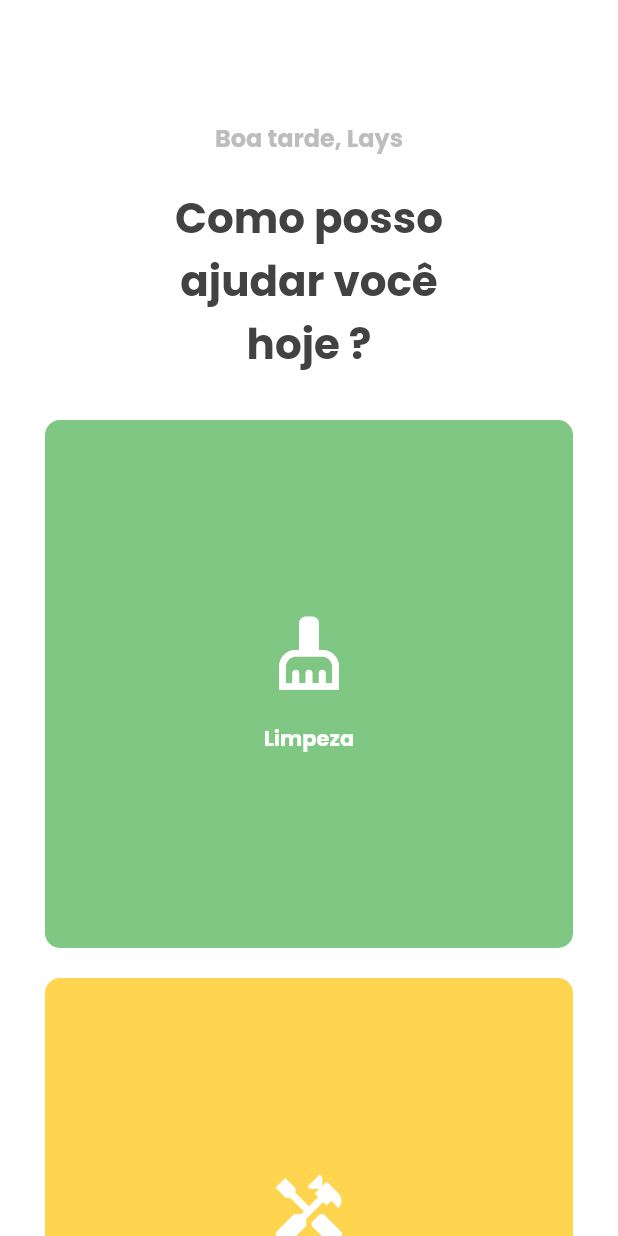
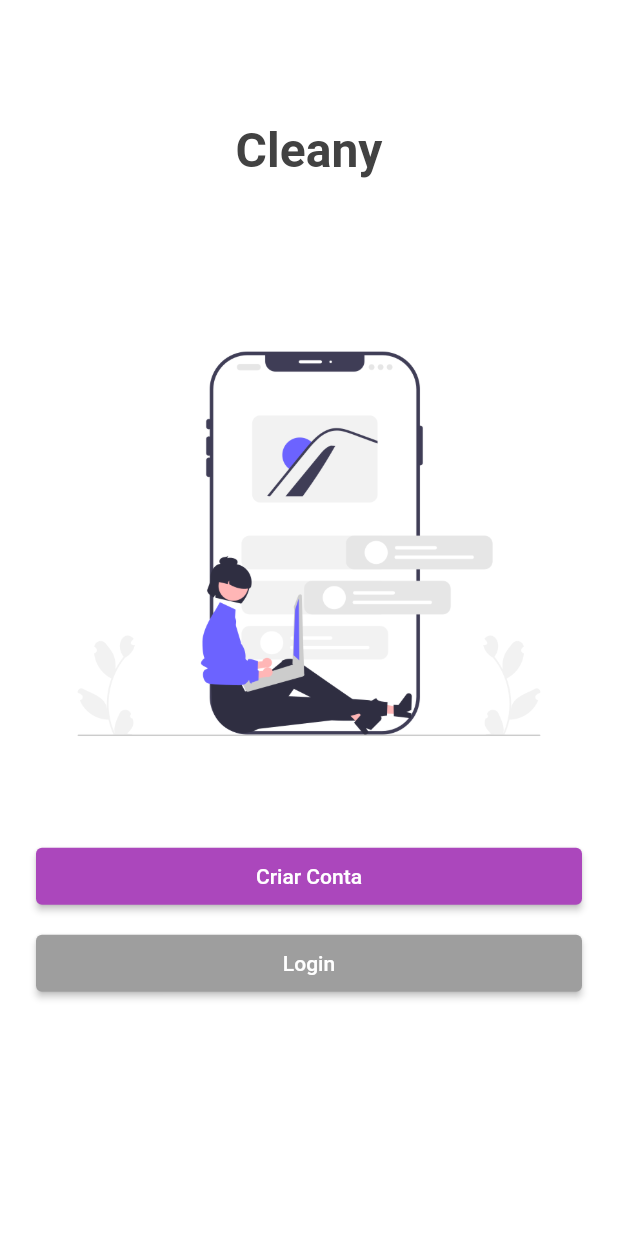
Before and after one commit to mandado/cleany, a Flutter app: the screen it shows after launch, on a phone screen of 412 x 824 dp. Run offline on Flutter 3.47's test engine with Material 2 defaults, Android fonts, the light colour scheme and no system bars; our stand-ins replace google_fonts.

Commit message:
remove unused code added image to login scren added routes

```diff
--- a/lib/components/Header.dart
+++ b/lib/components/Header.dart
@@ -9,17 +9,17 @@ class Header extends StatelessWidget {
 
     return Container(
       width: size.width,
-      height: 250,
-      padding: EdgeInsets.fromLTRB(100, 80, 100, 0),
+      height: 200,
+      padding: EdgeInsets.fromLTRB(50, 40, 50, 0),
       color: Colors.white,
       child: Column(
         children: [
           Text(
             'Boa tarde, Lays',
             style: TextStyle(
-                fontSize: 16,
+                fontSize: 20,
                 fontWeight: FontWeight.bold,
-                color: Colors.grey[400]),
+                color: Colors.grey[500]),
           ),
           const SizedBox(height: 20),
           Text(
--- a/lib/components/old_Menu.dart
+++ /dev/null
@@ -1,87 +0,0 @@
-import 'dart:ui';
-
-import 'package:cleany/models/MenuItem.dart';
-import 'package:flutter/material.dart';
-
-class Menu extends StatefulWidget {
-  const Menu({Key? key}) : super(key: key);
-
-  @override
-  _MenuState createState() => _MenuState();
-}
-
-List<MenuItem> items = [
-  MenuItem(
-      text: 'Limpeza', color: Colors.green[300], icon: Icons.cleaning_services),
-  MenuItem(text: 'Reparos', color: Colors.amber[300], icon: Icons.handyman),
-  MenuItem(
-      text: 'Ar condicionado', color: Colors.blue[300], icon: Icons.ac_unit),
-  MenuItem(
-      text: 'Lavanderia',
-      color: Colors.orange[300],
-      icon: Icons.local_laundry_service),
-  MenuItem(text: 'Animais', color: Colors.lime[300], icon: Icons.pets),
-  MenuItem(text: 'Jardinagem', color: Colors.teal[300], icon: Icons.grass),
-];
-
-class _MenuState extends State<Menu> {
-  @override
-  Widget build(BuildContext context) {
-    var size = MediaQuery.of(context).size;
-
-    return Expanded(
-        child: Column(
-      children: [
-        Expanded(
-            child: Container(
-          width: size.width,
-          child: GridView.extent(
-            childAspectRatio: (2 / 2),
-            crossAxisSpacing: 0,
-            mainAxisSpacing: 0,
-            padding: const EdgeInsets.fromLTRB(20, 0, 20, 0),
-            maxCrossAxisExtent: 400.0,
-            children: items
-                .map((item) => CategoryItem(
-                    text: item.text,
-                    color: item.color as Color,
-                    icon: item.icon))
-                .toList(),
-          ),
-        ))
-      ],
-    ));
-  }
-
-  Container CategoryItem(
-      {required Color color, required String text, required IconData icon}) {
-    var size = MediaQuery.of(context).size;
-
-    return Container(
-      margin: EdgeInsets.all(10),
-      child: InkWell(
-      onTap: () {},
-      customBorder: RoundedRectangleBorder(
-        borderRadius: BorderRadius.circular(10),
-      ),
-      child: Ink(
-        child: Column(
-          mainAxisAlignment: MainAxisAlignment.center,
-          children: [
-            Icon(icon, size: 53, color: Colors.white),
-            SizedBox(height: 20),
-            Text(
-              text,
-              style:
-                  TextStyle(fontWeight: FontWeight.bold, color: Colors.white),
-            )
-          ],
-        ),
-        decoration: BoxDecoration(
-            color: color, borderRadius: BorderRadius.circular(10)),
-      ),
-    ),
-    );
-  }
-}
-// }
--- a/lib/main.dart
+++ b/lib/main.dart
@@ -1,4 +1,5 @@
 import 'package:cleany/pages/home_page.dart';
+import 'package:cleany/pages/login_page.dart';
 import 'package:flutter/material.dart';
 import 'package:google_fonts/google_fonts.dart';
 void main() {
@@ -12,11 +13,16 @@ class MyApp extends StatelessWidget {
   @override
   Widget build(BuildContext context) {
     return MaterialApp(
+      debugShowCheckedModeBanner: false,
       title: 'Flutter Demo',
       theme: ThemeData(
-        fontFamily:  GoogleFonts.poppins().fontFamily
+        fontFamily:  GoogleFonts.roboto().fontFamily
       ),
-      home: const HomePage(),
+      initialRoute: '/',
+      routes: {
+        '/': (context) => const LoginPage(),
+        '/categories': (context) => const HomePage(),
+      },
     );
   }
 }
--- /dev/null
+++ b/lib/pages/login_page.dart
@@ -0,0 +1,69 @@
+import 'package:cleany/components/GridItem.dart';
+import 'package:cleany/components/Header.dart';
+import 'package:cleany/components/old_Menu.dart';
+import 'package:flutter/material.dart';
+import 'package:flutter/rendering.dart';
+import 'package:google_fonts/google_fonts.dart';
+
+class LoginPage extends StatefulWidget {
+  const LoginPage({Key? key}) : super(key: key);
+
+  @override
+  _LoginPageState createState() => _LoginPageState();
+}
+
+class _LoginPageState extends State<LoginPage> {
+  @override
+  Widget build(BuildContext context) {
+    var size = MediaQuery.of(context).size;
+
+    return Scaffold(
+        backgroundColor: Colors.white,
+        body: Column(
+          children: [
+            Container(
+              width: size.width,
+              height: 200,
+              child: Center(
+                child: Text(
+                  'Cleany',
+                  style: TextStyle(
+                      fontSize: 32,
+                      fontWeight: FontWeight.bold,
+                      color: Colors.grey[800]),
+                ),
+              ),
+            ),
+            Image.asset('images/login.png'),
+            SizedBox(height: 40,),
+            Container(
+              padding: EdgeInsets.symmetric(horizontal: 24),
+              width: size.width,
+              height: 38,
+              child: ElevatedButton(
+              onPressed: () {
+                Navigator.pushNamed(context, '/categories');
+              },
+              child: Text('Criar Conta'),
+              style: ElevatedButton.styleFrom(
+                primary: Colors.purple.shade400,
+              ),
+            )
+            ),
+            SizedBox(height: 20,),
+            Container(
+              padding: EdgeInsets.symmetric(horizontal: 24),
+              width: size.width,
+              height: 38,
+              child: ElevatedButton(
+              onPressed: () {},
+              child: Text('Login'),
+              style: ElevatedButton.styleFrom(
+                primary: Colors.grey[500],
+              ),
+            )
+            )
+          ],
+        ));
+  }
+}
--- a/pubspec.yaml
+++ b/pubspec.yaml
@@ -59,9 +59,8 @@ flutter:
   uses-material-design: true
 
   # To add assets to your application, add an assets section, like this:
-  # assets:
-  #   - images/a_dot_burr.jpeg
-  #   - images/a_dot_ham.jpeg
+  assets:
+    - images/login.png
 
   # An image asset can refer to one or more resolution-specific "variants", see
   # https://flutter.dev/assets-and-images/#resolution-aware.
```
Also changed, not shown: lib/components/oldHeader.dart (deleted, +0 -52 lines), lib/pages/home_page.dart (+31 -8 lines), images/login.png (added), 1 other file.
